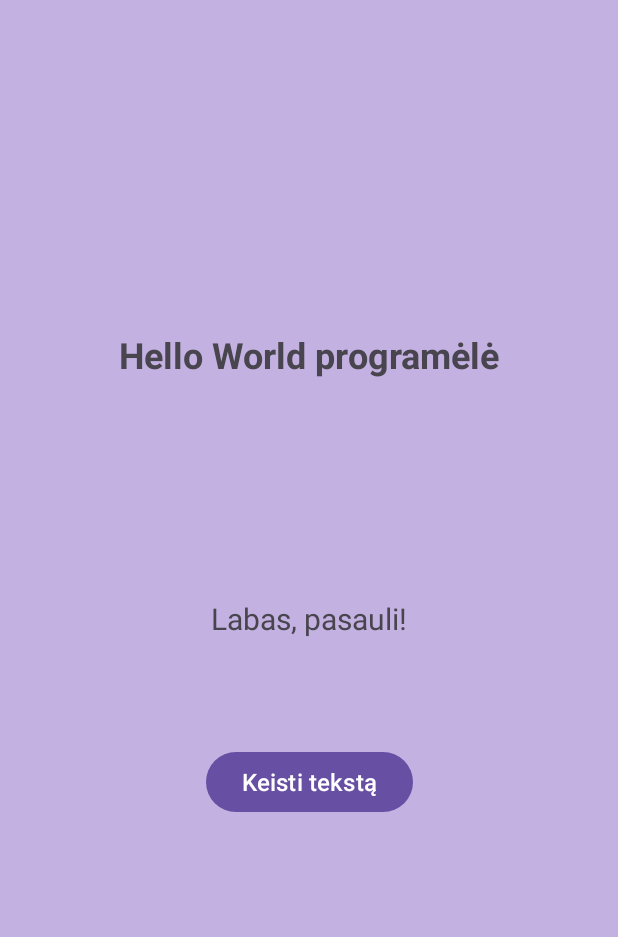
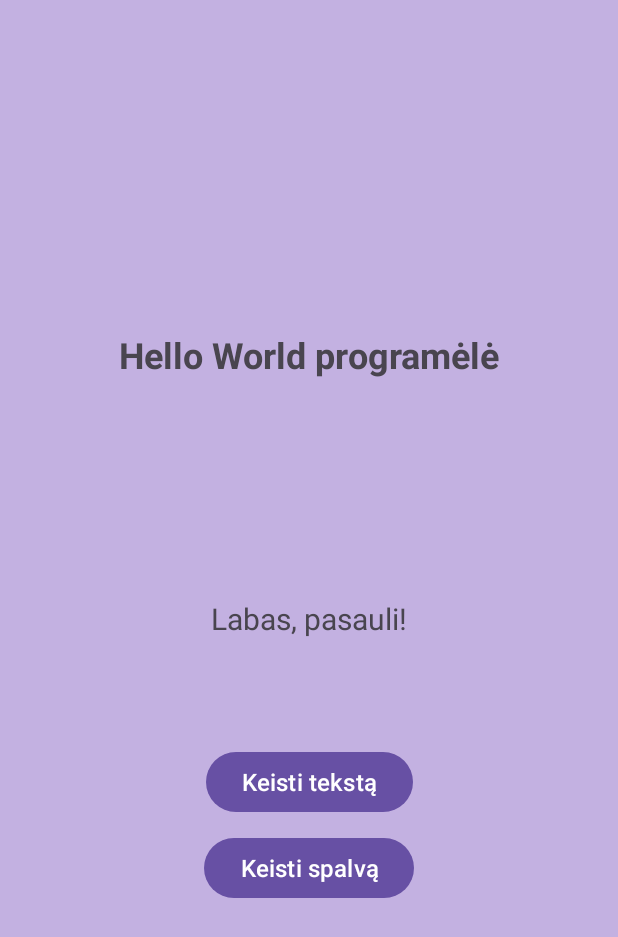
Before and after one commit to gabs197/start, an Android app: the screen it shows after launch (MainActivity), after a tap on "Keisti tekstą", on a phone screen of 412 x 824 dp. Shown: the top 937 px of the screen. Run offline under Robolectric (Android 15) with nearby library versions, the phone set to English and light mode, and no system bars.

Commit message:
Spalvos keitimas

```diff
--- a/app/src/main/java/com/example/start/MainActivity.java
+++ b/app/src/main/java/com/example/start/MainActivity.java
@@ -1,5 +1,6 @@
 package com.example.start;
 
+import android.graphics.Color;
 import android.os.Bundle;
 import android.widget.Button;
 import android.widget.TextView;
@@ -22,15 +23,24 @@ public class MainActivity extends AppCompatActivity {
         setContentView(R.layout.activity_main);
 
         TextView tekstas = findViewById(R.id.txt);
-        Button TxtKeitimas = findViewById(R.id.btnChangeTxt);
+        Button txtKeitimas = findViewById(R.id.btnChangeTxt);
+        Button spalvosKeitimas = findViewById(R.id.btnChangeColor);
 
-        String[] texts = {"Labas, pasauli!", "Hello World!", "¡Hola, mundo!", "Hallo, Welt!", "Pozdrav, svet!"};
+        String[] tekstai = {"Labas, pasauli!", "Hello World!", "¡Hola, mundo!", "Hallo, Welt!", "Pozdrav, svet!"};
         final int[] index = {0};
 
-        TxtKeitimas.setOnClickListener(v -> {
-            tekstas.setText(texts[index[0]]);
-            index[0] = (index[0] + 1) % texts.length;
+        txtKeitimas.setOnClickListener(v -> {
+            tekstas.setText(tekstai[index[0]]);
+            index[0] = (index[0] + 1) % tekstai.length;
 
+        });
+
+        int[] spalvos = {Color.YELLOW, Color.GREEN, Color.RED, Color.BLUE, Color.CYAN};
+        final int[] colorIndex = {0};
+
+        spalvosKeitimas.setOnClickListener(v -> {
+            tekstas.setTextColor(spalvos[colorIndex[0]]);
+            colorIndex[0] = (colorIndex[0] + 1) % spalvos.length;
         });
     }
 }
--- a/app/src/main/res/layout/activity_main.xml
+++ b/app/src/main/res/layout/activity_main.xml
@@ -49,4 +49,19 @@
         app:layout_constraintStart_toStartOf="parent"
         app:layout_constraintTop_toTopOf="parent" />
 
+    <Button
+        android:id="@+id/btnChangeColor"
+        android:layout_width="wrap_content"
+        android:layout_height="wrap_content"
+        android:layout_marginStart="134dp"
+        android:layout_marginEnd="136dp"
+        android:text="Keisti spalvą"
+        android:textSize="16sp"
+        app:layout_constraintBottom_toBottomOf="parent"
+        app:layout_constraintEnd_toEndOf="parent"
+        app:layout_constraintHorizontal_bias="1.0"
+        app:layout_constraintStart_toStartOf="parent"
+        app:layout_constraintTop_toBottomOf="@id/btnChangeTxt"
+        app:layout_constraintVertical_bias="0.04" />
+
 </androidx.constraintlayout.widget.ConstraintLayout>
```
